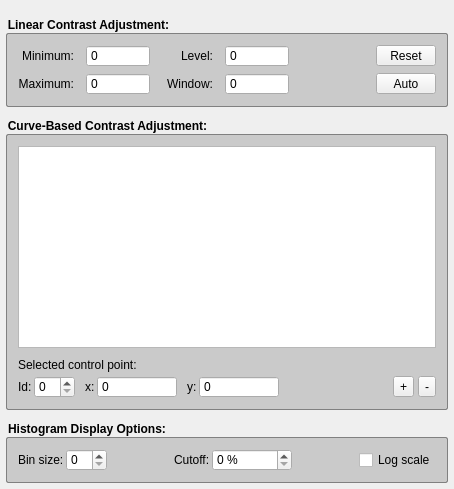
Qt form GUI/Qt/Components/ContrastInspector.ui (pyushkevich/itksnap) before a commit.
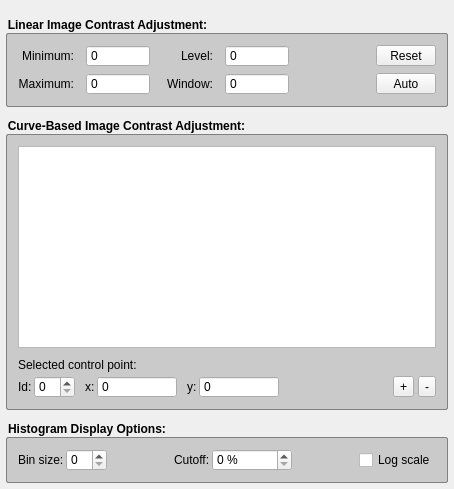
The same form after that commit. Custom widgets are drawn as their Qt base class.

Diff of the .ui file:
```diff
--- a/GUI/Qt/Components/ContrastInspector.ui
+++ b/GUI/Qt/Components/ContrastInspector.ui
@@ -55,7 +55,7 @@
       <string notr="true"/>
      </property>
      <property name="title">
-      <string>Linear Contrast Adjustment:</string>
+      <string>Linear Image Contrast Adjustment:</string>
      </property>
      <layout class="QVBoxLayout" name="verticalLayout_4">
       <property name="margin" stdset="0">
@@ -310,7 +310,7 @@
    <item>
     <widget class="QGroupBox" name="grpCurve">
      <property name="title">
-      <string>Curve-Based Contrast Adjustment:</string>
+      <string>Curve-Based Image Contrast Adjustment:</string>
      </property>
      <layout class="QVBoxLayout" name="verticalLayout_2">
       <property name="spacing">
```
Left out of the diff: 30 changed lines with no effect on the pictures.
